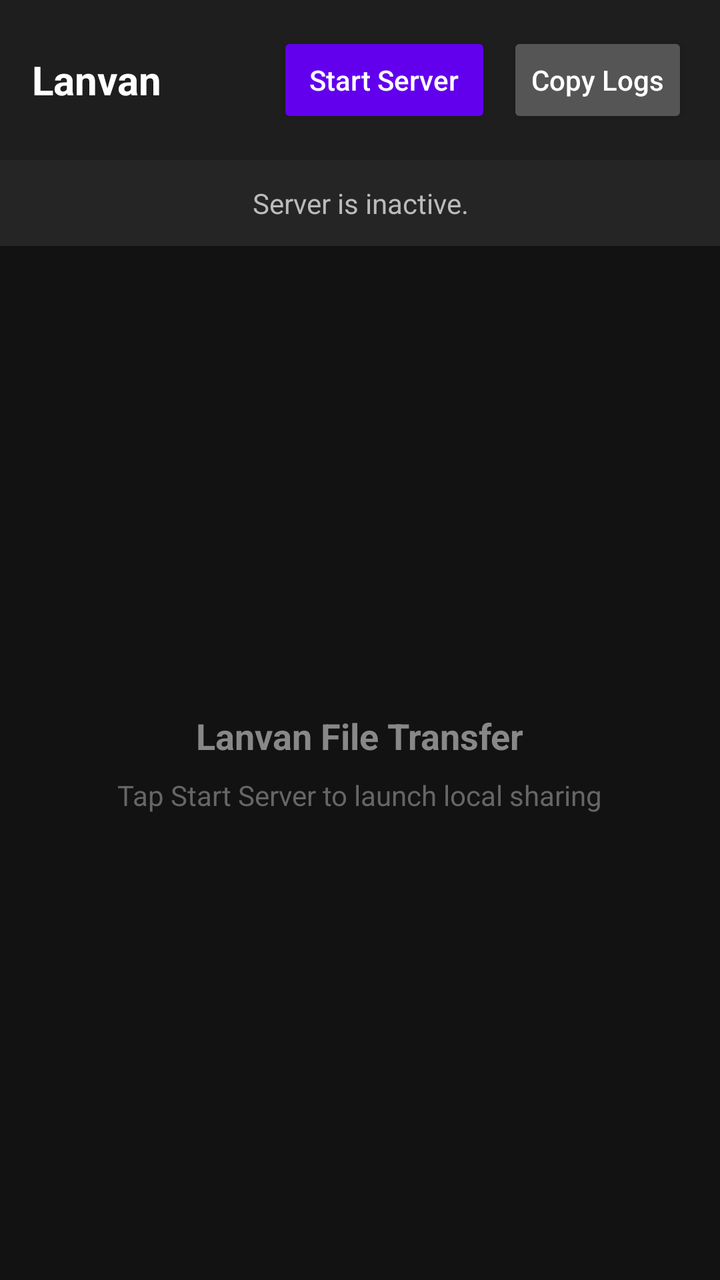
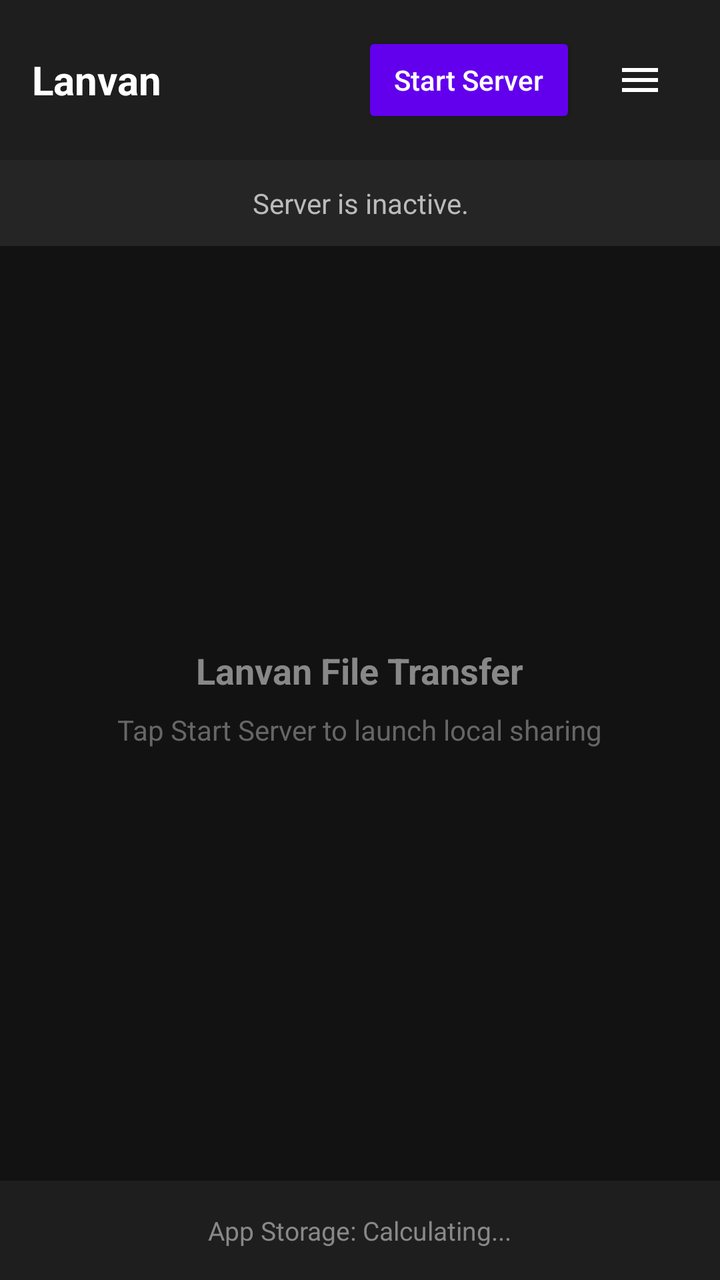

Screens rendered from an Android XML layout before and after an edit, with the pre-edit source and the edit as a unified diff.
<!-- AndroidManifest.xml: application theme Theme.AppCompat.NoActionBar -->
<!-- res/layout/activity_main.xml -->
<?xml version="1.0" encoding="utf-8"?>
<LinearLayout xmlns:android="http://schemas.android.com/apk/res/android"
    android:layout_width="match_parent"
    android:layout_height="match_parent"
    android:orientation="vertical"
    android:background="#121212"
    android:fitsSystemWindows="true">

    
    <LinearLayout
        android:id="@+id/header_bar"
        android:layout_width="match_parent"
        android:layout_height="wrap_content"
        android:orientation="horizontal"
        android:padding="16dp"
        android:background="#1E1E1E"
        android:gravity="center_vertical">

        <TextView
            android:id="@+id/app_title"
            android:layout_width="0dp"
            android:layout_height="wrap_content"
            android:layout_weight="1"
            android:text="Lanvan"
            android:textColor="#FFFFFF"
            android:textSize="20sp"
            android:textStyle="bold" />

        <Button
            android:id="@+id/btn_toggle"
            android:layout_width="wrap_content"
            android:layout_height="wrap_content"
            android:text="Start Server"
            android:textAllCaps="false"
            android:textColor="#FFFFFF"
            android:backgroundTint="#6200EE"
            android:paddingStart="16dp"
            android:paddingEnd="16dp" />

        <Button
            android:id="@+id/btn_copy_logs"
            android:layout_width="wrap_content"
            android:layout_height="wrap_content"
            android:layout_marginStart="8dp"
            android:text="Copy Logs"
            android:textAllCaps="false"
            android:textColor="#FFFFFF"
            android:backgroundTint="#555555"
            android:paddingStart="12dp"
            android:paddingEnd="12dp" />
    </LinearLayout>

    
    <TextView
        android:id="@+id/txt_status"
        android:layout_width="match_parent"
        android:layout_height="wrap_content"
        android:text="Server is inactive."
        android:textColor="#BBBBBB"
        android:textSize="14sp"
        android:padding="12dp"
        android:gravity="center"
        android:background="#252525" />

    
    <LinearLayout
        android:id="@+id/qr_container"
        android:layout_width="match_parent"
        android:layout_height="0dp"
        android:layout_weight="1"
        android:orientation="vertical"
        android:gravity="center"
        android:padding="24dp"
        android:visibility="gone">

        <TextView
            android:layout_width="wrap_content"
            android:layout_height="wrap_content"
            android:text="Scan to connect from another device:"
            android:textColor="#BBBBBB"
            android:textSize="14sp"
            android:layout_marginBottom="16dp" />

        
        <ImageView
            android:id="@+id/img_qrcode"
            android:layout_width="220dp"
            android:layout_height="220dp"
            android:layout_marginBottom="24dp"
            android:background="#FFFFFF"
            android:padding="8dp"
            android:clickable="true"
            android:focusable="true"
            android:contentDescription="QR Code to connect to server" />

        <TextView
            android:layout_width="wrap_content"
            android:layout_height="wrap_content"
            android:text="Or click to open in your browser:"
            android:textColor="#BBBBBB"
            android:textSize="14sp"
            android:layout_marginBottom="12dp" />

        
        <TextView
            android:id="@+id/txt_ip_link"
            android:layout_width="wrap_content"
            android:layout_height="wrap_content"
            android:text="http://localhost:5000"
            android:textColor="#3078FF"
            android:textSize="18sp"
            android:textStyle="bold"
            android:layout_marginBottom="12dp"
            android:clickable="true"
            android:focusable="true" />

        
        <TextView
            android:id="@+id/txt_mdns_link"
            android:layout_width="wrap_content"
            android:layout_height="wrap_content"
            android:text="http://lanvan.local:5000"
            android:textColor="#3078FF"
            android:textSize="16sp"
            android:layout_marginBottom="8dp"
            android:clickable="true"
            android:focusable="true"
            android:visibility="gone" />

    </LinearLayout>

    
    <LinearLayout
        android:id="@+id/inactive_container"
        android:layout_width="match_parent"
        android:layout_height="0dp"
        android:layout_weight="1"
        android:orientation="vertical"
        android:gravity="center"
        android:padding="24dp">

        <TextView
            android:layout_width="wrap_content"
            android:layout_height="wrap_content"
            android:text="Lanvan File Transfer"
            android:textColor="#888888"
            android:textSize="18sp"
            android:textStyle="bold"
            android:layout_marginBottom="8dp" />

        <TextView
            android:layout_width="wrap_content"
            android:layout_height="wrap_content"
            android:text="Tap Start Server to launch local sharing"
            android:textColor="#666666"
            android:textSize="14sp" />
    </LinearLayout>

</LinearLayout>
<!-- resources referenced by this layout -->
<resources>

</resources>

<!-- the commit's change to res/layout/activity_main.xml (unified diff, before → after) -->
@@ -37,17 +37,15 @@
             android:paddingStart="16dp"
             android:paddingEnd="16dp" />
 
-        <Button
-            android:id="@+id/btn_copy_logs"
-            android:layout_width="wrap_content"
-            android:layout_height="wrap_content"
-            android:layout_marginStart="8dp"
-            android:text="Copy Logs"
-            android:textAllCaps="false"
-            android:textColor="#FFFFFF"
-            android:backgroundTint="#555555"
-            android:paddingStart="12dp"
-            android:paddingEnd="12dp" />
+        <ImageButton
+            android:id="@+id/btn_settings"
+            android:layout_width="48dp"
+            android:layout_height="48dp"
+            android:background="?attr/selectableItemBackgroundBorderless"
+            android:src="@drawable/ic_hamburger"
+            android:contentDescription="Settings Menu"
+            android:tint="#FFFFFF"
+            android:layout_marginStart="8dp" />
     </LinearLayout>
 
     
@@ -122,7 +120,7 @@
             android:text="http://lanvan.local:5000"
             android:textColor="#3078FF"
             android:textSize="16sp"
-            android:layout_marginBottom="8dp"
+            android:layout_marginBottom="16dp"
             android:clickable="true"
             android:focusable="true"
             android:visibility="gone" />
@@ -153,7 +151,28 @@
             android:layout_height="wrap_content"
             android:text="Tap Start Server to launch local sharing"
             android:textColor="#666666"
-            android:textSize="14sp" />
+            android:textSize="14sp"
+            android:layout_marginBottom="16dp" />
+    </LinearLayout>
+
+    
+    <LinearLayout
+        android:layout_width="match_parent"
+        android:layout_height="wrap_content"
+        android:orientation="vertical"
+        android:padding="16dp"
+        android:gravity="center"
+        android:background="#1E1E1E">
+
+        <TextView
+            android:id="@+id/txt_storage_usage"
+            android:layout_width="wrap_content"
+            android:layout_height="wrap_content"
+            android:layout_gravity="center"
+            android:text="App Storage: Calculating..."
+            android:textColor="#888888"
+            android:textSize="13sp" />
+            
     </LinearLayout>
 
 </LinearLayout>
<!-- resource entries referenced after the edit -->
@@ -1,5 +1,14 @@
 <!-- resources referenced by this layout -->
 <resources>
-
+  <!-- drawable ic_hamburger (drawable) -->
+  <vector xmlns:android="http://schemas.android.com/apk/res/android"
+      android:width="24dp"
+      android:height="24dp"
+      android:viewportWidth="24"
+      android:viewportHeight="24">
+    <path
+        android:fillColor="#FFFFFFFF"
+        android:pathData="M3,6h18v2H3V6zm0,5h18v2H3v-2zm0,5h18v2H3v-2z"/>
+  </vector>
 </resources>
 
